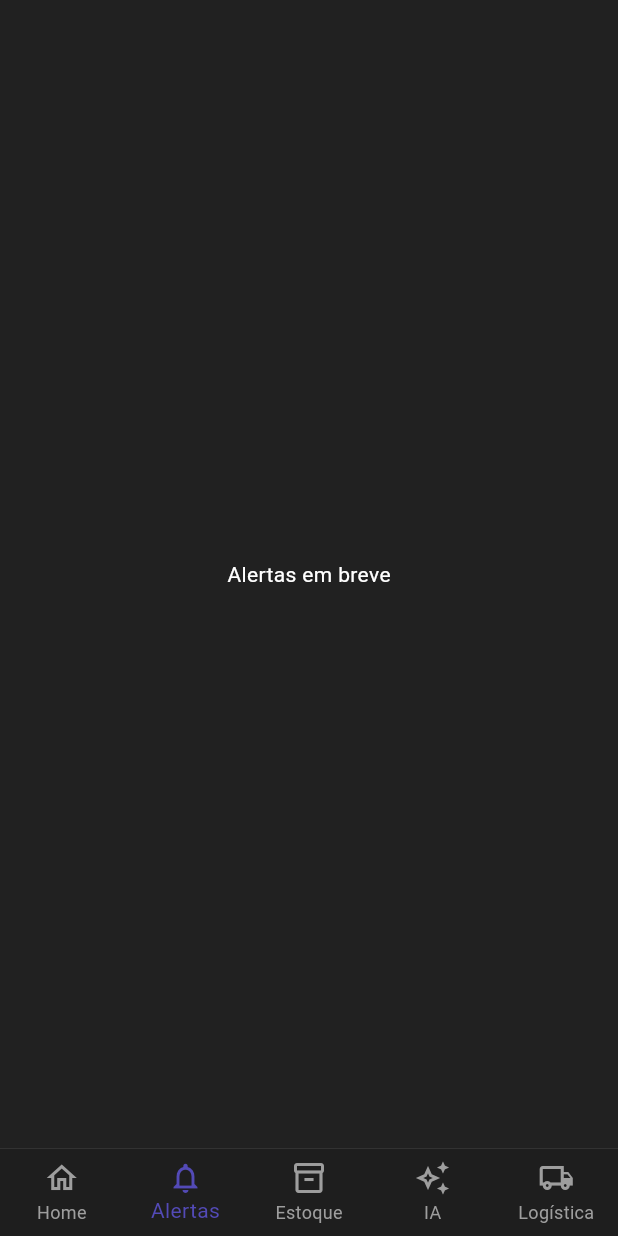
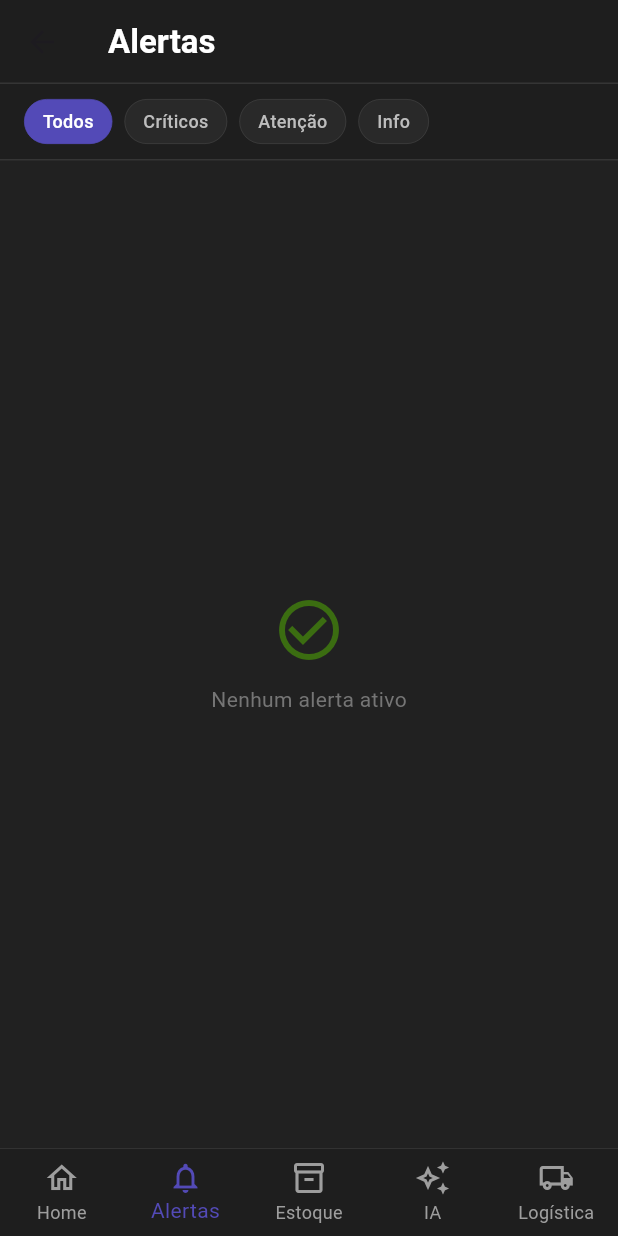
Before and after one commit to luanaestanislau/HospitalManagement_Flutter, a Flutter app: the DashboardScreen screen opened by its route, item 2 of the bottom bar chosen, on a phone screen of 412 x 824 dp. Run offline on Flutter 3.47's test engine with Material 3 defaults, Android fonts, the light colour scheme and no system bars; our stand-ins replace cloud_functions, firebase_core, flutter_mobx, mobx, shared_preferences, sqflite; accounts and stored records are empty; generated files the repository leaves out were written again; network calls fail.

Commit message:
alertas screen

```diff
--- a/lib/features/ai/ai_screen.dart
+++ b/lib/features/ai/ai_screen.dart
@@ -1151,7 +1151,6 @@ class _MiniInfo extends StatelessWidget {
   }
 }
 
-// ── Estado 2: Evento em andamento ─────────────────────────────────────────────
 class _EventoAtivo extends StatelessWidget {
   final VoidCallback onResolver;
 
--- /dev/null
+++ b/lib/features/alertas/alertas_screen.dart
@@ -0,0 +1,271 @@
+import 'package:flutter/material.dart';
+import 'package:provider/provider.dart';
+import '../../stores/stores.dart';
+import '../../theme/app_theme.dart';
+import '../../widgets/app_widgets.dart';
+
+class AlertasScreen extends StatefulWidget {
+  const AlertasScreen({super.key});
+
+  @override
+  State<AlertasScreen> createState() => _AlertasScreenState();
+}
+
+class _AlertasScreenState extends State<AlertasScreen> {
+  String _filtro = 'todos';
+
+  @override
+  Widget build(BuildContext context) {
+    final store = context.watch<AlertasStore>();
+
+    final alertasFiltrados = switch (_filtro) {
+      'critico' => store.alertasCriticos,
+      'atencao' => store.alertasAtencao,
+      'info' => store.alertas.where((a) => a['prioridade'] == 'info').toList(),
+      _ => store.alertas,
+    };
+
+    return Scaffold(
+      backgroundColor: Colors.grey.shade900,
+      appBar: AppBar(
+        backgroundColor: const Color(0xFF1E1E1E),
+        elevation: 0,
+        shape: Border(
+          bottom: BorderSide(color: Colors.white.withOpacity(0.1), width: 1),
+        ),
+        title: const Text('Alertas', style: TextStyle(color: Colors.white, fontWeight: FontWeight.bold),
+        ),
+        actions: [
+          if (store.totalCriticos > 0)
+            Padding(
+              padding: const EdgeInsets.only(right: 16),
+              child: Center(
+                child: AppBadge(
+                  label: '${store.totalCriticos} críticos',
+                  type: AppBadgeType.critico,
+                ),
+              ),
+            ),
+        ],
+      ),
+      body: Column(
+        children: [
+          Container(
+            width: double.infinity,
+            decoration: BoxDecoration(
+              color: const Color(0xFF1E1E1E),
+              border: Border(
+                bottom: BorderSide(
+                  color: Colors.white.withOpacity(0.1),
+                  width: 1,
+                ),
+              ),
+            ),
+            padding: const EdgeInsets.symmetric(horizontal: 16, vertical: 10),
+            child: Row(
+              children: [
+                _FiltroChip(
+                  label: 'Todos',
+                  ativo: _filtro == 'todos',
+                  count: store.alertas.length,
+                  onTap: () => setState(() => _filtro = 'todos'),
+                ),
+                const SizedBox(width: 8),
+                _FiltroChip(
+                  label: 'Críticos',
+                  ativo: _filtro == 'critico',
+                  count: store.totalCriticos,
+                  tipo: AppBadgeType.critico,
+                  onTap: () => setState(() => _filtro = 'critico'),
+                ),
+                const SizedBox(width: 8),
+                _FiltroChip(
+                  label: 'Atenção',
+                  ativo: _filtro == 'atencao',
+                  count: store.alertasAtencao.length,
+                  tipo: AppBadgeType.atencao,
+                  onTap: () => setState(() => _filtro = 'atencao'),
+                ),
+                const SizedBox(width: 8),
+                _FiltroChip(
+                  label: 'Info',
+                  ativo: _filtro == 'info',
+                  count: 0,
+                  onTap: () => setState(() => _filtro = 'info'),
+                ),
+              ],
+            ),
+          ),
+
+          Expanded(
+            child: alertasFiltrados.isEmpty
+                ? _Empty(filtro: _filtro)
+                : ListView.builder(
+              padding: const EdgeInsets.all(16),
+              itemCount: alertasFiltrados.length,
+              itemBuilder: (_, i) {
+                final a = alertasFiltrados[i];
+                return _AlertaItem(alerta: a);
+              },
+            ),
+          ),
+        ],
+      ),
+    );
+  }
+}
+
+class _AlertaItem extends StatelessWidget {
+  final Map<String, dynamic> alerta;
+  const _AlertaItem({required this.alerta});
+
+  @override
+  Widget build(BuildContext context) {
+    final tipo = alerta['prioridade'] == 'critico'
+        ? AppBadgeType.critico
+        : alerta['prioridade'] == 'atencao'
+        ? AppBadgeType.atencao
+        : AppBadgeType.info;
+
+    final badgeLabel = switch (alerta['tipo']) {
+      'estoque_critico' => 'CRÍTICO',
+      'validade' => 'VALIDADE',
+      'atraso_entrega' => 'LOGÍSTICA',
+      'ia' => 'IA',
+      _ => 'AVISO',
+    };
+
+    final estoqueStore = context.watch<EstoqueStore>();
+    double? progresso;
+    if (alerta['tipo'] == 'estoque_critico' && alerta['item_id'] != null) {
+      final item = estoqueStore.itens
+          .where((i) => i['id'] == alerta['item_id'])
+          .firstOrNull;
+      if (item != null) {
+        final atual = item['quantidade_atual'] as int;
+        final max = (item['quantidade_minima'] as int) * 3;
+        progresso = (atual / max).clamp(0.0, 1.0);
+      }
+    }
+
+    return AlertCard(
+      titulo: alerta['titulo'],
+      descricao: alerta['descricao'],
+      tipo: tipo,
+      badgeLabel: badgeLabel,
+      progressoPercent: progresso,
+      acoes: (alerta['acoes'] as List<String>? ?? [])
+          .map((ac) => AlertaAcao(
+        label: ac,
+        primaria: ac == 'Repor',
+        onTap: () => _executarAcao(context, ac, alerta),
+      ))
+          .toList(),
+    );
+  }
+
+  void _executarAcao(BuildContext ctx, String acao, Map<String, dynamic> alerta) {
+    switch (acao) {
+      case 'Repor':
+        ScaffoldMessenger.of(ctx).showSnackBar(
+          const SnackBar(content: Text('Abrindo reposição de estoque...')),
+        );
+      case 'Rastrear':
+        ScaffoldMessenger.of(ctx).showSnackBar(
+          const SnackBar(content: Text('Abrindo rastreamento...')),
+        );
+      case 'Redistribuir':
+        ScaffoldMessenger.of(ctx).showSnackBar(
+          const SnackBar(content: Text('Sugerindo redistribuição via IA...')),
+        );
+    }
+  }
+}
+
+class _FiltroChip extends StatelessWidget {
+  final String label;
+  final bool ativo;
+  final int count;
+  final AppBadgeType? tipo;
+  final VoidCallback onTap;
+
+  const _FiltroChip({
+    required this.label,
+    required this.ativo,
+    required this.count,
+    this.tipo,
+    required this.onTap,
+  });
+
+  @override
+  Widget build(BuildContext context) {
+    return GestureDetector(
+      onTap: onTap,
+      child: AnimatedContainer(
+        duration: const Duration(milliseconds: 150),
+        padding: const EdgeInsets.symmetric(horizontal: 12, vertical: 6),
+        decoration: BoxDecoration(
+          color: ativo ? AppTheme.purple600 : Colors.white.withOpacity(0.05),
+          borderRadius: BorderRadius.circular(20),
+          border: Border.all(
+            color: ativo ? AppTheme.purple600 : Colors.white.withOpacity(0.1),
+            width: 0.5,
+          ),
+        ),
+        child: Row(
+          mainAxisSize: MainAxisSize.min,
+          children: [
+            Text(
+              label,
+              style: TextStyle(
+                fontSize: 12,
+                fontWeight: FontWeight.w500,
+                color: ativo ? Colors.white : Colors.grey.shade400,
+              ),
+            ),
+            if (count > 0) ...[
+              const SizedBox(width: 4),
+              Container(
+                padding: const EdgeInsets.symmetric(horizontal: 5, vertical: 1),
+                decoration: BoxDecoration(
+                  color: ativo ? Colors.white.withOpacity(0.2) : Colors.white.withOpacity(0.1),
+                  borderRadius: BorderRadius.circular(8),
+                ),
+                child: Text(
+                  '$count',
+                  style: TextStyle(
+                    fontSize: 10,
+                    fontWeight: FontWeight.w500,
+                    color: ativo ? Colors.white : Colors.grey.shade400,
+                  ),
+                ),
+              ),
+            ],
+          ],
+        ),
+      ),
+    );
+  }
+}
+
+class _Empty extends StatelessWidget {
+  final String filtro;
+  const _Empty({required this.filtro});
+
+  @override
+  Widget build(BuildContext context) {
+    return Center(
+      child: Column(
+        mainAxisAlignment: MainAxisAlignment.center,
+        children: [
+          Icon(Icons.check_circle_outline, size: 48, color: AppTheme.green600),
+          const SizedBox(height: 12),
+          Text(
+            filtro == 'todos' ? 'Nenhum alerta ativo' : 'Nenhum alerta nesta categoria',
+            style: TextStyle(fontSize: 14, color: Colors.grey.shade600),
+          ),
+        ],
+      ),
+    );
+  }
+}
--- a/lib/features/home/dashboard.dart
+++ b/lib/features/home/dashboard.dart
@@ -6,6 +6,7 @@ import 'package:hospitalmanagement_flutter/widgets/app_widgets.dart';
 import 'package:provider/provider.dart';
 
 import '../ai/ai_screen.dart';
+import '../alertas/alertas_screen.dart';
 import '../estoque/estoque_screen.dart';
 
 class DashboardScreen extends StatefulWidget {
@@ -20,8 +21,7 @@ class _DashboardScreenState extends State<DashboardScreen> {
 
   final List<Widget> _telas = const [
     HomeScreen(),
-    Center(child: Text('Alertas em breve', style: TextStyle(color: Colors.white))), // Índice 1
-    // AlertasScreen(),
+    AlertasScreen(),
     EstoqueScreen(),
     IaScreen(),
     Center(child: Text('Logística em breve', style: TextStyle(color: Colors.white))), // Índice 4
```
Also changed, not shown: lib/main.dart (+8 -2 lines), lib/stores/stores.dart (+60 -60 lines).
